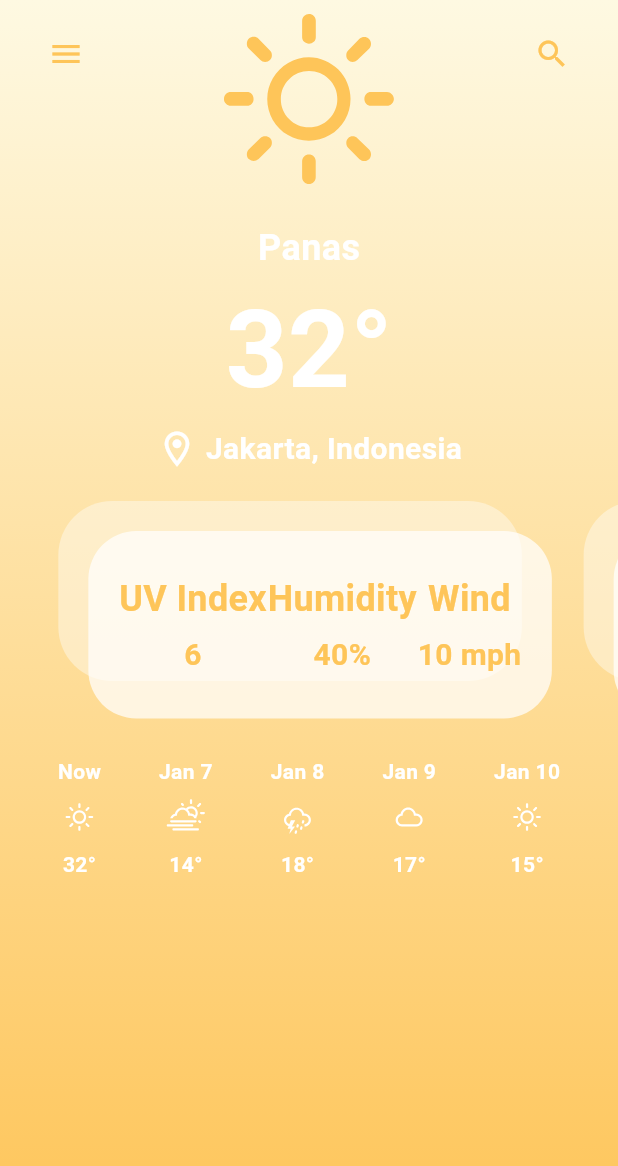
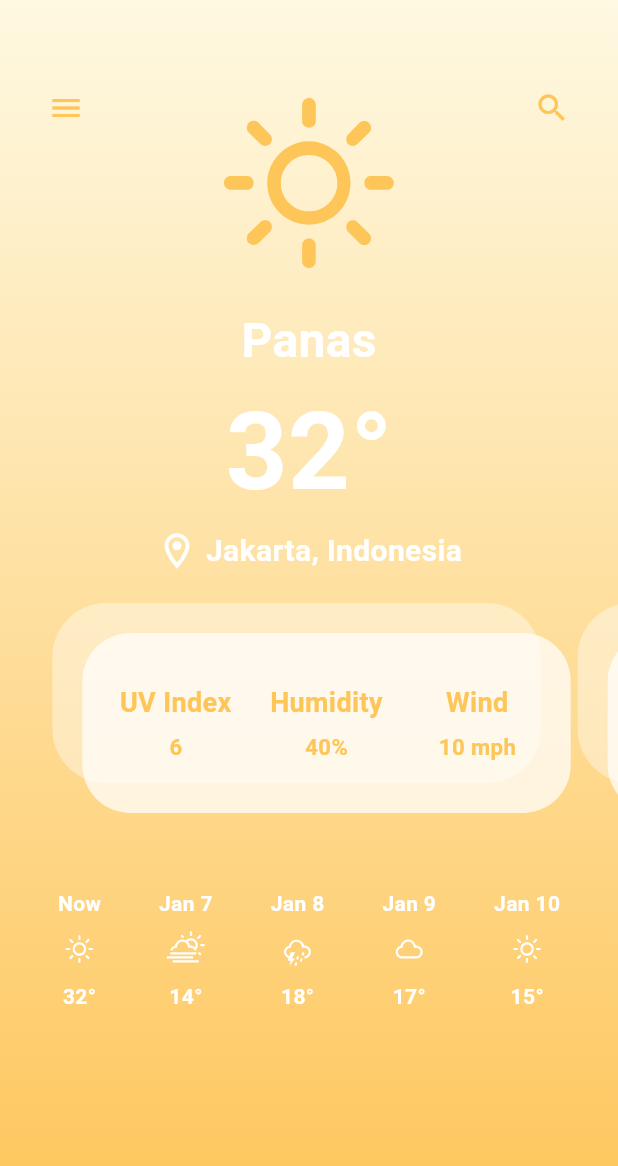
Before and after one commit to apin25/Dibimbing-MA2, a Flutter app: the screen it shows after launch, on a phone screen of 412 x 824 dp. Shown: the top 1166 px of the screen. Run offline on Flutter 3.47's test engine with Material 3 defaults, Android fonts, the phone set to English and light mode, and no system bars; our stand-ins replace audioplayers, video_player, weather_icons.

Commit message:
Fix: font space card weather

```diff
--- a/Assignment Day 10/weather_app_alvin/lib/card.dart
+++ b/Assignment Day 10/weather_app_alvin/lib/card.dart
@@ -8,18 +8,17 @@ Widget weatherInfoBox({
   required String wind,
   required Color textColor,
 }) {
-  final double boxWidth = MediaQuery.of(context).size.width * 0.75;
+  final width = MediaQuery.of(context).size.width * 0.8;
 
   return SizedBox(
-    height: 180, // Tinggi area Stack
+    height: 180,
     child: Stack(
       clipBehavior: Clip.none,
       children: [
-        // BACK CARD
         Positioned(
           child: Container(
             height: 120,
-            width: boxWidth,
+            width: width-4,
             decoration: BoxDecoration(
               color: Colors.white.withValues(alpha: 0.40),
               borderRadius: BorderRadius.circular(36),
@@ -27,53 +26,22 @@ Widget weatherInfoBox({
           ),
         ),
 
-
         Positioned(
           top: 20,
           left: 20,
           child: Container(
-            width: boxWidth,
-            padding: const EdgeInsets.symmetric(vertical: 28, horizontal: 20),
+            width: width-4,
+            height:120,
+            padding: const EdgeInsets.symmetric(vertical: 12, horizontal: 12),
             decoration: BoxDecoration(
               color: Colors.white.withValues(alpha: 0.72),
               borderRadius: BorderRadius.circular(32),
             ),
             child: Row(
-              mainAxisAlignment: MainAxisAlignment.spaceEvenly,
               children: [
-                Column(
-                  children: [
-                    Text("UV Index",
-                        style: customTheme.textTheme.titleMedium!
-                            .copyWith(color: textColor)),
-                    const SizedBox(height: 6),
-                    Text(uvIndex,
-                        style: customTheme.textTheme.bodyMedium!
-                            .copyWith(color: textColor)),
-                  ],
-                ),
-                Column(
-                  children: [
-                    Text("Humidity",
-                        style: customTheme.textTheme.titleMedium!
-                            .copyWith(color: textColor)),
-                    const SizedBox(height: 6),
-                    Text(humidity,
-                        style: customTheme.textTheme.bodyMedium!
-                            .copyWith(color: textColor)),
-                  ],
-                ),
-                Column(
-                  children: [
-                    Text("Wind",
-                        style: customTheme.textTheme.titleMedium!
-                            .copyWith(color: textColor)),
-                    const SizedBox(height: 6),
-                    Text(wind,
-                        style: customTheme.textTheme.bodyMedium!
-                            .copyWith(color: textColor)),
-                  ],
-                ),
+                Expanded(child: _item("UV Index", uvIndex, textColor)),
+                Expanded(child: _item("Humidity", humidity, textColor)),
+                Expanded(child: _item("Wind", wind, textColor)),
               ],
             ),
           ),
@@ -82,3 +50,23 @@ Widget weatherInfoBox({
     ),
   );
 }
+
+Widget _item(String label, String value, Color color) {
+  return Column(
+    mainAxisSize: MainAxisSize.min,
+    crossAxisAlignment: CrossAxisAlignment.center,
+    children: [
+      Text(
+        label,
+        textAlign: TextAlign.center,
+        style: customTheme.textTheme.titleMedium!.copyWith(color: color),
+        overflow: TextOverflow.ellipsis, // Prevent text overflow
+      ),
+      const SizedBox(height: 6),
+      Text(
+        value,
+        style: customTheme.textTheme.bodyMedium!.copyWith(color: color),
+      ),
+    ],
+  );
+}
--- a/Assignment Day 10/weather_app_alvin/lib/main.dart
+++ b/Assignment Day 10/weather_app_alvin/lib/main.dart
@@ -131,7 +131,7 @@ Widget _forecastItem(String day, Widget icon, String temp) {
         child: SingleChildScrollView(
           child: Column(
           children: [
-            SizedBox(height: 24),
+            SizedBox(height: 60),
             Padding(
               padding: const EdgeInsets.symmetric(horizontal: 32),
               child: Row(
@@ -153,13 +153,13 @@ Widget _forecastItem(String day, Widget icon, String temp) {
               ),
             ),
           Transform.translate(
-            offset: Offset(0, -60),
+            offset: Offset(0, -40),
             child: Column(
               mainAxisSize: MainAxisSize.min,
               children: [
                 if (weatherList.isNotEmpty) ...[
                   _getIconByCondition(context, weatherList[currentIndex].kondisi),
-                  Text(weatherList[currentIndex].kondisi, style: customTheme.textTheme.titleMedium),
+                  Text(weatherList[currentIndex].kondisi, style: customTheme.textTheme.labelLarge),
                   Text("${weatherList[currentIndex].suhu}°", style: customTheme.textTheme.headlineLarge),
                 ],
                 Row(
@@ -195,7 +195,7 @@ Widget _forecastItem(String day, Widget icon, String temp) {
                           itemBuilder: (context, index) {
                             final data = weatherList[index];
                             return Padding(
-                              padding: const EdgeInsets.symmetric(horizontal: 8),
+                              padding: const EdgeInsets.symmetric(horizontal: 4),
                               child: weatherInfoBox(
                                 context: context,
                                 uvIndex: data.uvIndex.toString(),
@@ -214,9 +214,9 @@ Widget _forecastItem(String day, Widget icon, String temp) {
             ),
           ),
           Transform.translate(
-            offset: Offset(0, -100), // naikin forecast biar lebih dekat
+            offset: Offset(0, -60),
             child: Padding(
-              padding: const EdgeInsets.only(bottom: 40, top: 10),
+              padding: const EdgeInsets.only(bottom: 10, top: 10),
               child: Row(
                 mainAxisAlignment: MainAxisAlignment.spaceEvenly,
                 children: [
--- a/Assignment Day 10/weather_app_alvin/lib/theme_data/theme_data.dart
+++ b/Assignment Day 10/weather_app_alvin/lib/theme_data/theme_data.dart
@@ -35,20 +35,20 @@ final ThemeData customTheme = ThemeData(
     ),
     // Ini cuaca
     titleMedium: TextStyle(
-      fontSize: 24,
+      fontSize: 18,
       fontWeight: FontWeight.bold,
       color: Colors.white,
     ),
     // Lokasi dan info lainnya
     bodyMedium: TextStyle(
-      fontSize: 20,
+      fontSize: 14.8,
       fontWeight: FontWeight.w600,
     ),
     // Label kecil di kotak info
     labelLarge: TextStyle(
-      fontSize: 24,
-      fontWeight: FontWeight.w500,
-      color: Colors.black54,
+      fontSize: 32,
+      fontWeight: FontWeight.bold,
+      color: Colors.white,
       letterSpacing: 0.2,
     ),
   ),
```
